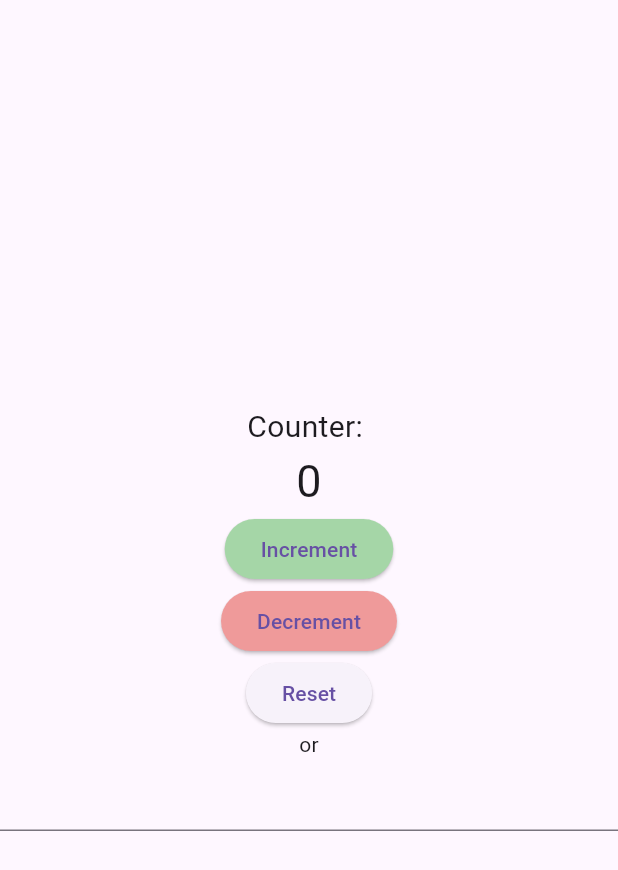
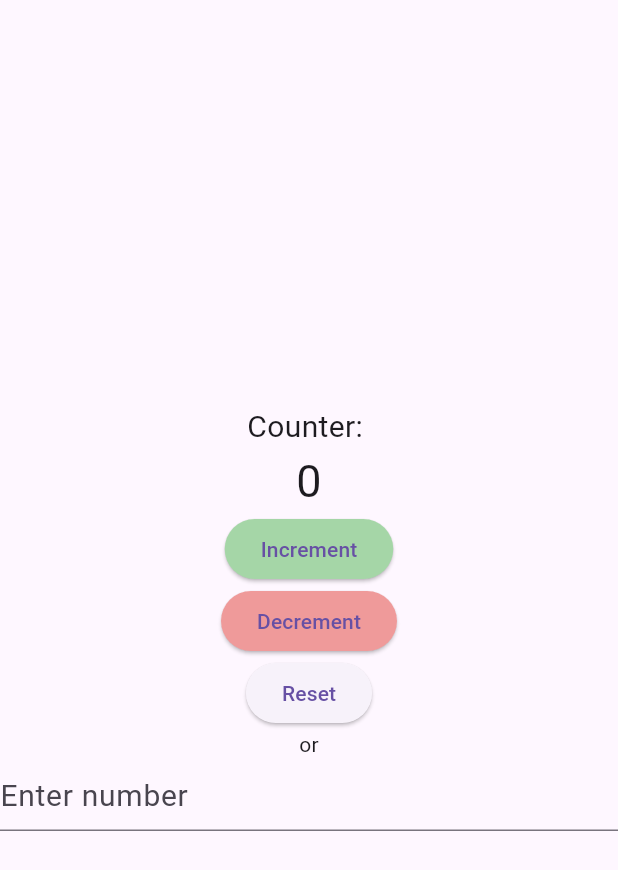
Before and after one commit to st1llsane/flutter-test, a Flutter app: the screen it shows after launch, on a phone screen of 412 x 824 dp. Shown: the top 870 px of the screen. Run offline on Flutter 3.47's test engine with Material 3 defaults, Android fonts, the phone set to English and light mode, and no system bars.

Commit message:
chore: added input hint text

```diff
--- a/lib/pages/counter_page.dart
+++ b/lib/pages/counter_page.dart
@@ -82,6 +82,9 @@ class _CounterPageState extends State<CounterPage> {
                 FilteringTextInputFormatter.digitsOnly,
               ],
               style: TextStyle(fontSize: 20),
+              decoration: InputDecoration(
+                hintText: "Enter number",
+              ),
               onSubmitted: (value) {
                 if (value.isNotEmpty) {
                   var num = int.tryParse(value) ?? 0;
```
